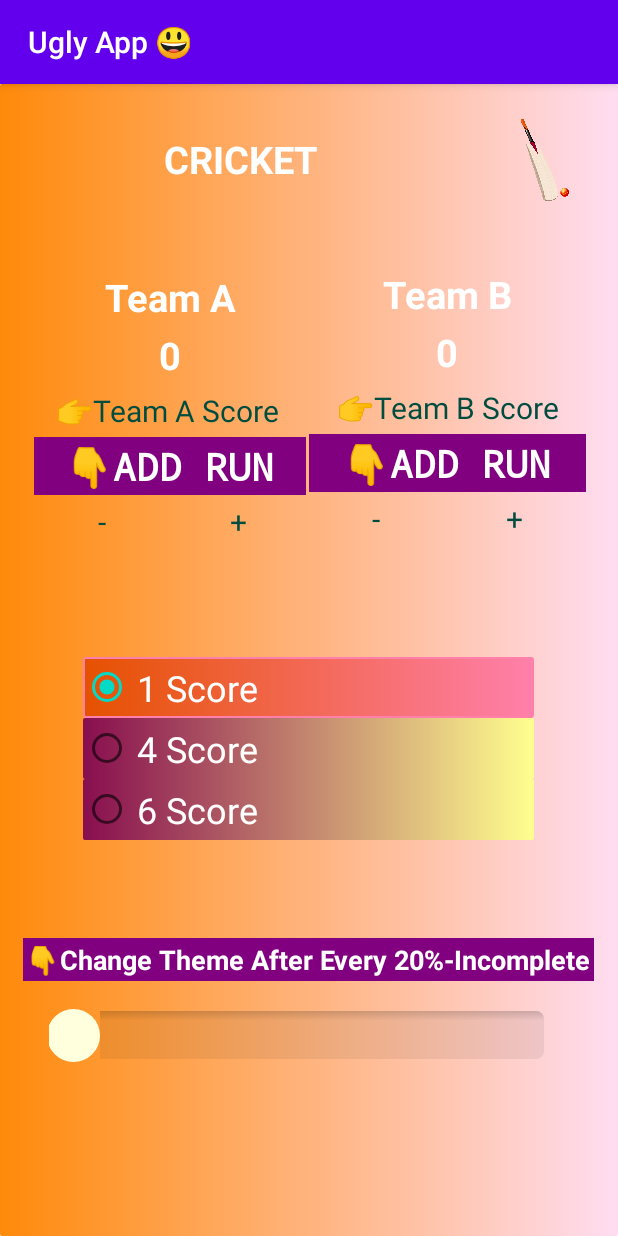
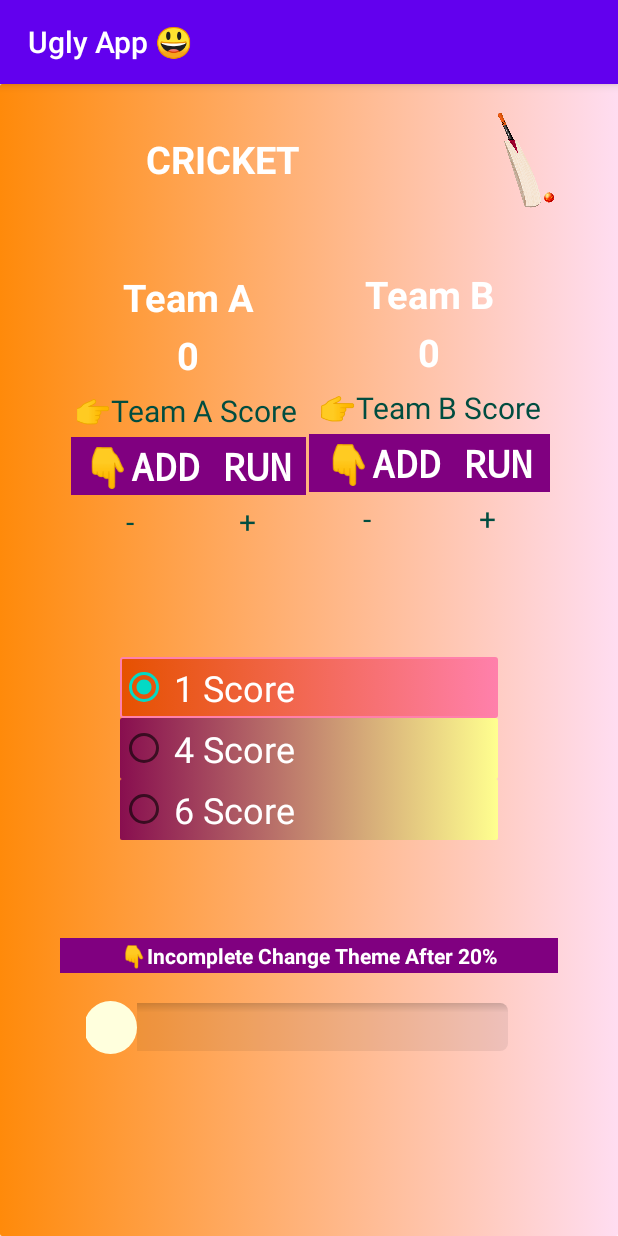
Before and after one commit to KangNavneet/simplifiedScorekeeper, an Android app: the screen it shows after launch (MainActivity), on a phone screen of 412 x 824 dp. Run offline under Robolectric (Android 15) with nearby library versions, the phone set to English and light mode, and no system bars.

Commit message:
Ugly App

```diff
--- a/app/src/main/res/layout/activity_main.xml
+++ b/app/src/main/res/layout/activity_main.xml
@@ -233,9 +233,8 @@
                     android:layout_width="match_parent"
                     android:layout_height="wrap_content"
                     android:background="#800080"
-                    android:gravity="center"
-                    android:textSize="18dp"
-                    android:text="👇Change Theme After Every 20%-Incomplete" />
+                    android:textSize="14dp"
+                    android:text="👇Incomplete Change Theme After 20%" />
 
 
                 <SeekBar
```
